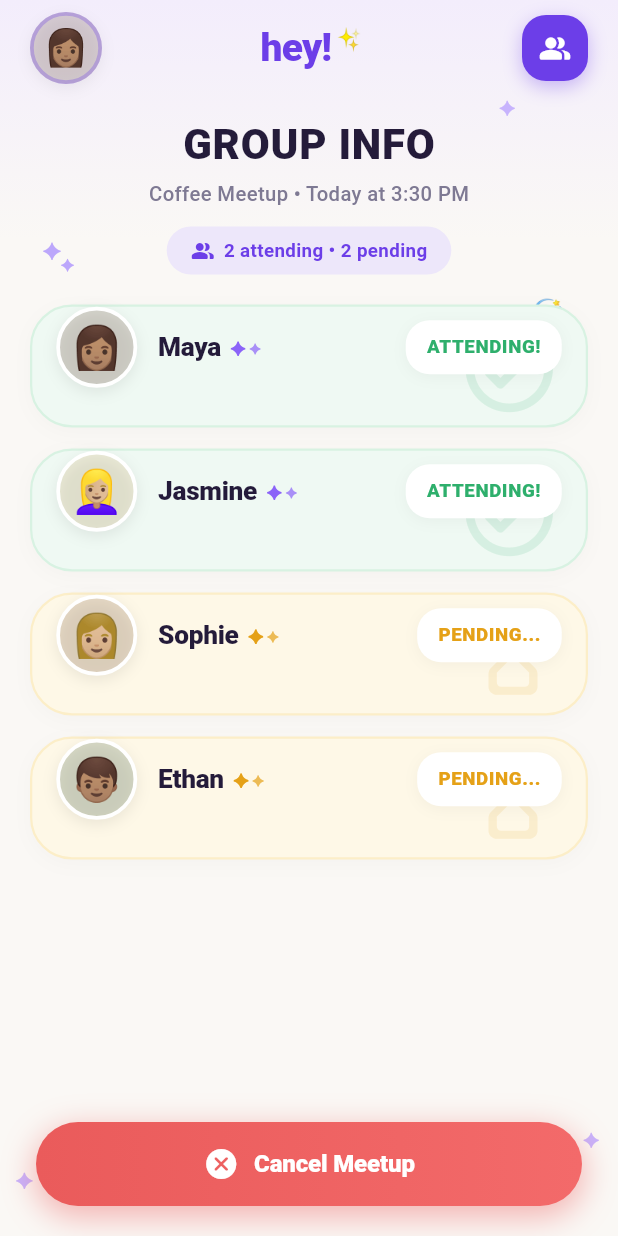
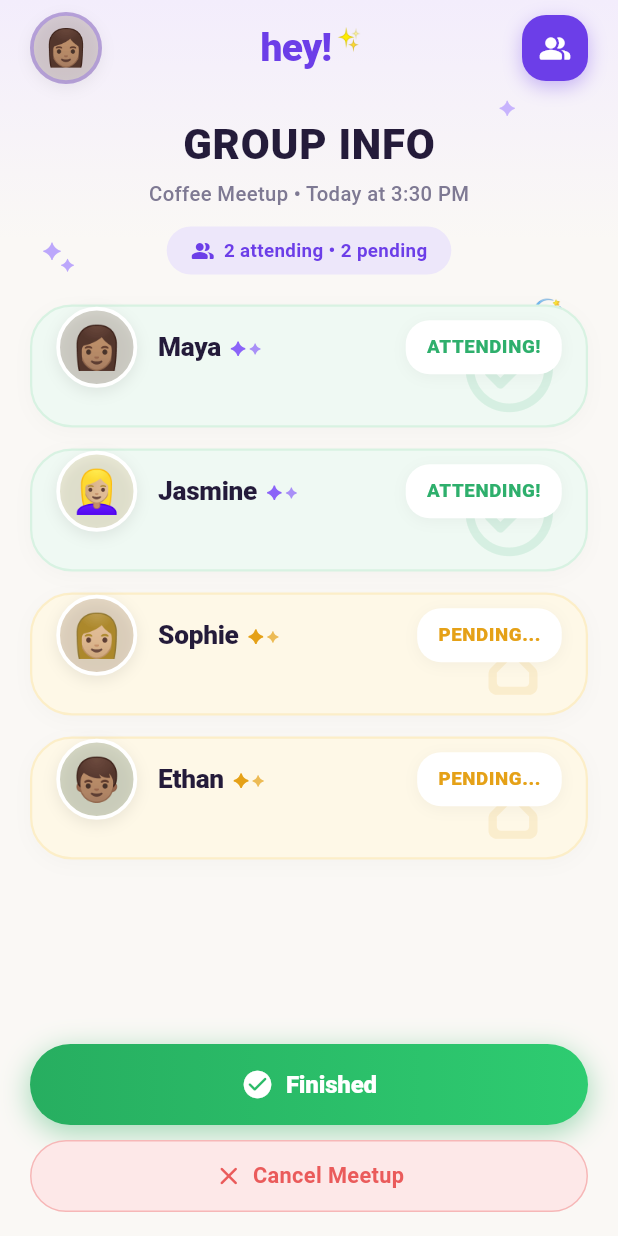
Before and after one commit to BigJohn457/syncshack2026, a Flutter app: the GpInfoPage screen opened directly, on a phone screen of 412 x 824 dp. Run offline on Flutter 3.47's test engine with Material 3 defaults, Android fonts, the phone set to English and light mode, and no system bars; our stand-ins replace flutter_map, latlong2; Roboto replaces fonts that are missing (SF Pro Display).

Commit message:
finished rate.dart

```diff
--- a/frontend/app_runner/lib/gp_info.dart
+++ b/frontend/app_runner/lib/gp_info.dart
@@ -1,4 +1,5 @@
 import 'package:flutter/material.dart';
+import 'rate.dart';
 
 // "hey!" brand palette & styling
 const _kPurple = Color(0xFF6C3EE8);
@@ -297,40 +298,80 @@ class GpInfoPage extends StatelessWidget {
                 ),
 
                 // -------------------------------------------------------------
-                // BOTTOM CANCEL BUTTON
+                // BOTTOM BUTTONS: Green "Finished" -> rate.dart + Red "Cancel"
                 // -------------------------------------------------------------
                 Padding(
                   padding: EdgeInsets.only(
-                    left: 24,
-                    right: 24,
-                    top: 10,
+                    left: 20,
+                    right: 20,
+                    top: 6,
                     bottom: mediaQuery.padding.bottom > 0
                         ? mediaQuery.padding.bottom + 8
-                        : 20,
+                        : 16,
                   ),
-                  child: Stack(
-                    alignment: Alignment.center,
-                    clipBehavior: Clip.none,
+                  child: Column(
+                    mainAxisSize: MainAxisSize.min,
                     children: [
-                      // Sparkles around cancel button
-                      Positioned(
-                        left: -14,
-                        bottom: 8,
-                        child: const Text('✦',
-                            style: TextStyle(
-                                color: Color(0xFFC7B3FD), fontSize: 14)),
-                      ),
-                      Positioned(
-                        right: -12,
-                        top: 2,
-                        child: const Text('✦',
-                            style: TextStyle(
-                                color: Color(0xFFC7B3FD), fontSize: 13)),
-                      ),
-
+                      // 🟢 Green "Finished" Button -> Goes to rate.dart
                       GestureDetector(
                         onTap: () {
-                          // Pop back to home screen and show cancellation notice
+                          Navigator.push(
+                            context,
+                            MaterialPageRoute(
+                              builder: (context) => const RatePage(
+                                meetupType: 'coffee meetup',
+                              ),
+                            ),
+                          );
+                        },
+                        child: Container(
+                          height: 54,
+                          decoration: BoxDecoration(
+                            gradient: const LinearGradient(
+                              colors: [
+                                Color(0xFF27AE60),
+                                Color(0xFF2ECC71),
+                              ],
+                              begin: Alignment.centerLeft,
+                              end: Alignment.centerRight,
+                            ),
+                            borderRadius: BorderRadius.circular(28),
+                            boxShadow: [
+                              BoxShadow(
+                                color: const Color(0xFF27AE60).withOpacity(0.4),
+                                blurRadius: 16,
+                                spreadRadius: 1,
+                                offset: const Offset(0, 5),
+                              ),
+                            ],
+                          ),
+                          child: const Row(
+                            mainAxisAlignment: MainAxisAlignment.center,
+                            children: [
+                              Icon(
+                                Icons.check_circle_rounded,
+                                color: Colors.white,
+                                size: 22,
+                              ),
+                              SizedBox(width: 8),
+                              Text(
+                                'Finished',
+                                style: TextStyle(
+                                  color: Colors.white,
+                                  fontSize: 16,
+                                  fontWeight: FontWeight.w800,
+                                  letterSpacing: -0.1,
+                                ),
+                              ),
+                            ],
+                          ),
+                        ),
+                      ),
+                      const SizedBox(height: 10),
+
+                      // 🔴 Red "Cancel Meetup" Button
+                      GestureDetector(
+                        onTap: () {
                           Navigator.of(context)
                               .popUntil((route) => route.isFirst);
                           ScaffoldMessenger.of(context).showSnackBar(
@@ -352,42 +393,29 @@ class GpInfoPage extends StatelessWidget {
                           );
                         },
                         child: Container(
-                          height: 56,
+                          height: 48,
                           decoration: BoxDecoration(
-                            gradient: const LinearGradient(
-                              colors: [
-                                Color(0xFFEA5B5B),
-                                Color(0xFFF36A6A),
-                              ],
-                              begin: Alignment.centerLeft,
-                              end: Alignment.centerRight,
+                            color: const Color(0xFFFDE8E8),
+                            borderRadius: BorderRadius.circular(24),
+                            border: Border.all(
+                              color: const Color(0xFFEA5B5B).withOpacity(0.35),
                             ),
-                            borderRadius: BorderRadius.circular(28),
-                            boxShadow: [
-                              BoxShadow(
-                                color: const Color(0xFFEA5B5B).withOpacity(0.45),
-                                blurRadius: 18,
-                                spreadRadius: 1,
-                                offset: const Offset(0, 6),
-                              ),
-                            ],
                           ),
                           child: const Row(
                             mainAxisAlignment: MainAxisAlignment.center,
                             children: [
                               Icon(
-                                Icons.cancel_rounded,
-                                color: Colors.white,
-                                size: 24,
+                                Icons.close_rounded,
+                                color: Color(0xFFEA5B5B),
+                                size: 20,
                               ),
-                              SizedBox(width: 10),
+                              SizedBox(width: 6),
                               Text(
                                 'Cancel Meetup',
                                 style: TextStyle(
-                                  color: Colors.white,
-                                  fontSize: 16,
-                                  fontWeight: FontWeight.w800,
-                                  letterSpacing: -0.1,
+                                  color: Color(0xFFEA5B5B),
+                                  fontSize: 14.5,
+                                  fontWeight: FontWeight.w700,
                                 ),
                               ),
                             ],
```
